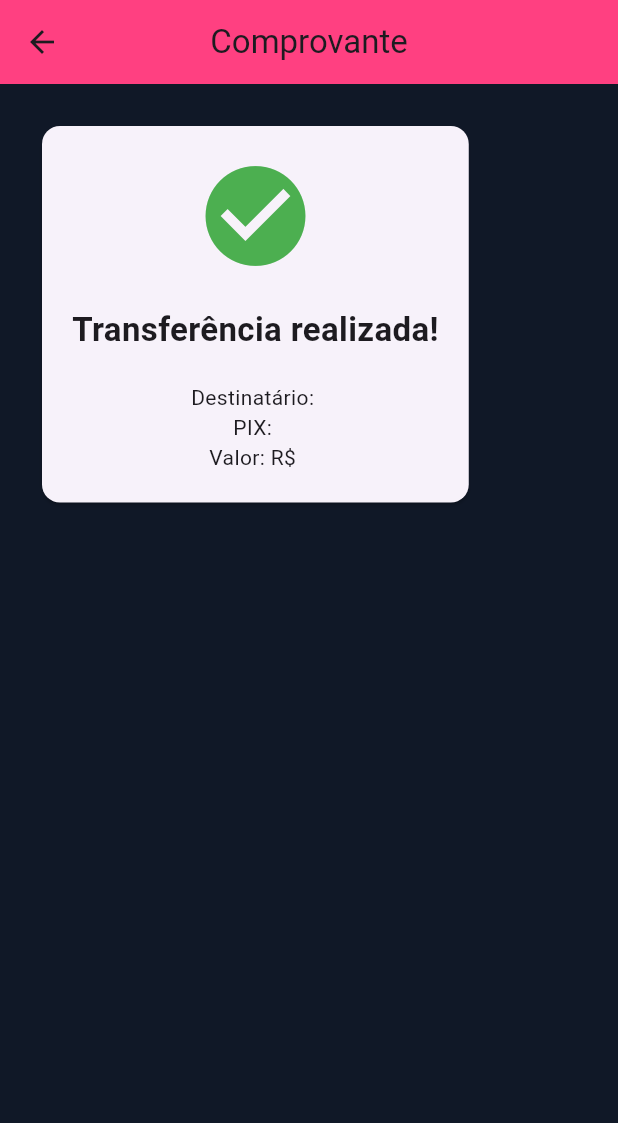
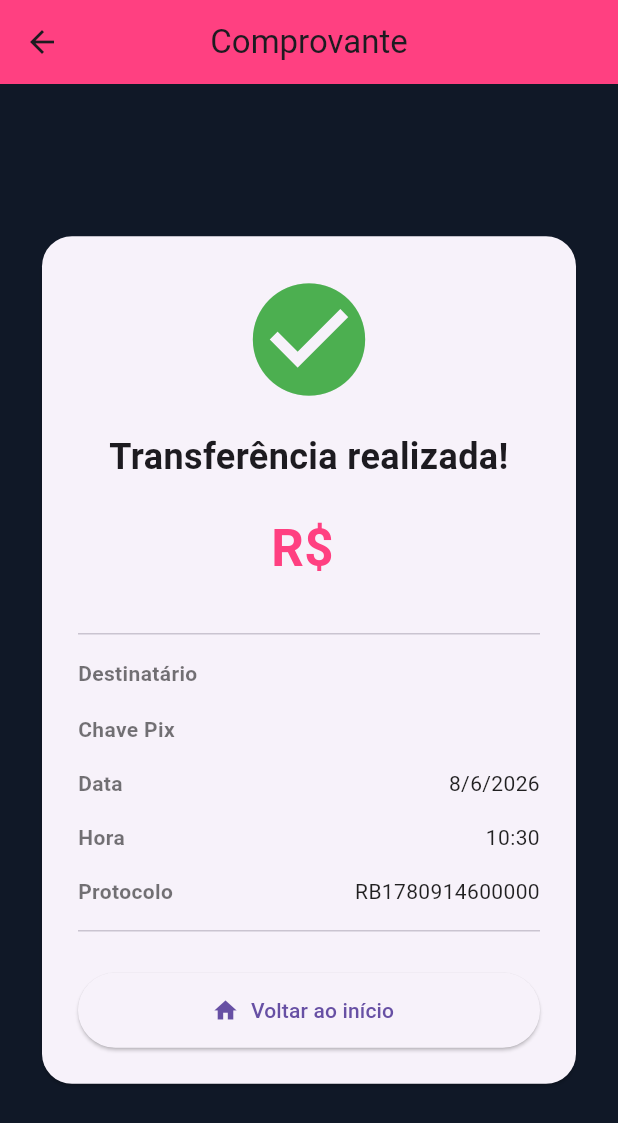
Before and after one commit to Rosangeladias88/rosa-bank, a Flutter app: the ComprovantePage screen opened directly with empty values, on a phone screen of 412 x 824 dp. Shown: the top 1123 px of the screen. Run offline on Flutter 3.47's test engine with Material 3 defaults, Android fonts, the phone set to English and light mode, and no system bars.

Commit message:
Melhora layout do comprovante

```diff
--- a/lib/comprovante.dart
+++ b/lib/comprovante.dart
@@ -8,6 +8,9 @@ class ComprovantePage extends StatelessWidget {
     final dados =
         ModalRoute.of(context)!.settings.arguments as Map<String, dynamic>;
 
+    final agora = DateTime.now();
+    final protocolo = 'RB${agora.millisecondsSinceEpoch}';
+
     return Scaffold(
       backgroundColor: const Color(0xFF101827),
       appBar: AppBar(
@@ -15,36 +18,112 @@ class ComprovantePage extends StatelessWidget {
         backgroundColor: Colors.pinkAccent,
         centerTitle: true,
       ),
-      body: Padding(
+      body: Center(
+        child: SingleChildScrollView(
+          child: Padding(
             padding: const EdgeInsets.all(24),
             child: Card(
+              shape: RoundedRectangleBorder(
+                borderRadius: BorderRadius.circular(20),
+              ),
               child: Padding(
-            padding: const EdgeInsets.all(20),
+                padding: const EdgeInsets.all(24),
                 child: Column(
                   mainAxisSize: MainAxisSize.min,
                   children: [
                     const Icon(
                       Icons.check_circle,
                       color: Colors.green,
-                  size: 80,
+                      size: 90,
                     ),
-                const SizedBox(height: 20),
+                    const SizedBox(height: 16),
                     const Text(
                       'Transferência realizada!',
+                      textAlign: TextAlign.center,
                       style: TextStyle(
-                    fontSize: 22,
+                        fontSize: 24,
                         fontWeight: FontWeight.bold,
                       ),
                     ),
+
                     const SizedBox(height: 20),
-                Text('Destinatário: ${dados['nome']}'),
-                Text('PIX: ${dados['pix']}'),
-                Text('Valor: R\$ ${dados['valor']}'),
+
+                    Text(
+                      'R\$ ${dados['valor']}',
+                      style: const TextStyle(
+                        fontSize: 34,
+                        color: Colors.pinkAccent,
+                        fontWeight: FontWeight.bold,
+                      ),
+                    ),
+
+                    const SizedBox(height: 24),
+                    const Divider(),
+
+                    linhaInfo('Destinatário', dados['nome']),
+                    linhaInfo('Chave Pix', dados['pix']),
+                    linhaInfo(
+                      'Data',
+                      '${agora.day}/${agora.month}/${agora.year}',
+                    ),
+                    linhaInfo(
+                      'Hora',
+                      '${agora.hour}:${agora.minute.toString().padLeft(2, '0')}',
+                    ),
+                    linhaInfo('Protocolo', protocolo),
+
+                    const Divider(),
+                    const SizedBox(height: 20),
+
+                    SizedBox(
+                      width: double.infinity,
+                      height: 50,
+                      child: ElevatedButton.icon(
+                        onPressed: () {
+                          Navigator.pushNamedAndRemoveUntil(
+                            context,
+                            '/principal',
+                            (route) => false,
+                          );
+                        },
+                        icon: const Icon(Icons.home),
+                        label: const Text('Voltar ao início'),
+                      ),
+                    ),
                   ],
+                ),
+              ),
             ),
           ),
         ),
       ),
     );
   }
+
+  Widget linhaInfo(String titulo, String valor) {
+    return Padding(
+      padding: const EdgeInsets.symmetric(vertical: 8),
+      child: Row(
+        mainAxisAlignment: MainAxisAlignment.spaceBetween,
+        children: [
+          Text(
+            titulo,
+            style: const TextStyle(
+              color: Colors.black54,
+              fontWeight: FontWeight.bold,
+            ),
+          ),
+          Flexible(
+            child: Text(
+              valor,
+              textAlign: TextAlign.right,
+              style: const TextStyle(
+                color: Colors.black87,
+              ),
+            ),
+          ),
+        ],
+      ),
+    );
   }
+}
```
Lines whose indentation alone changed are shown as unchanged.
